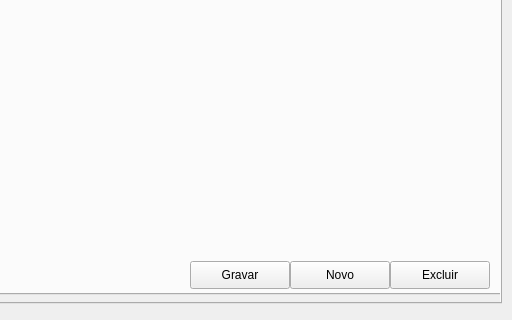
Old version of the form Carluguel/modulescreen.ui in the repository mathiashemmer/uni-devops; both pictures show x 508 to 1020 and y 287 to 607 of the 1020 by 607 pixel window.
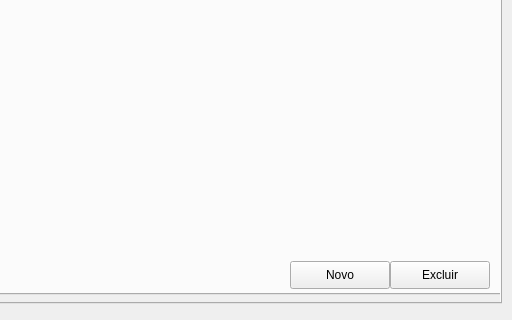
New version of the form. The open tabs and pages were chosen to show the change.

Commit message: adiciona ID no financeiro

What changed in the file:
```diff
--- a/Carluguel/modulescreen.ui
+++ b/Carluguel/modulescreen.ui
@@ -2461,19 +2461,6 @@
         <string>Novo</string>
        </property>
       </widget>
-      <widget class="QPushButton" name="btn_financeiro_cadastro_gravar">
-       <property name="geometry">
-        <rect>
-         <x>630</x>
-         <y>500</y>
-         <width>100</width>
-         <height>28</height>
-        </rect>
-       </property>
-       <property name="text">
-        <string>Gravar</string>
-       </property>
-      </widget>
      </widget>
     </widget>
    </widget>
```
Left out of the diff: 5 changed lines with no effect on the pictures.
